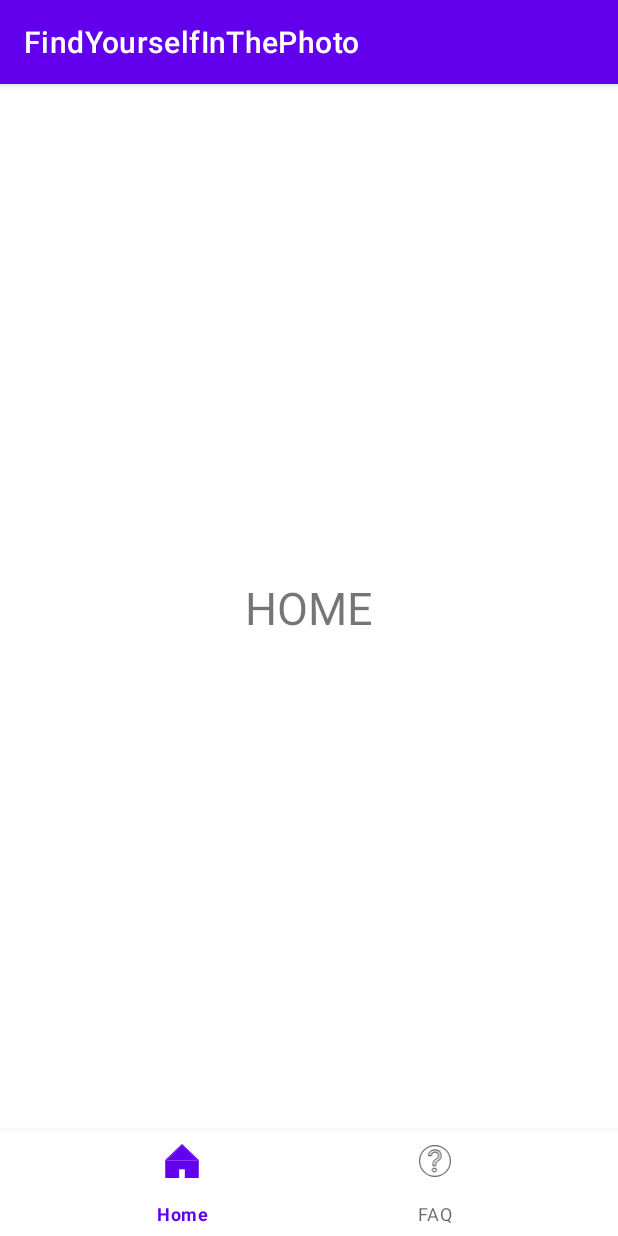
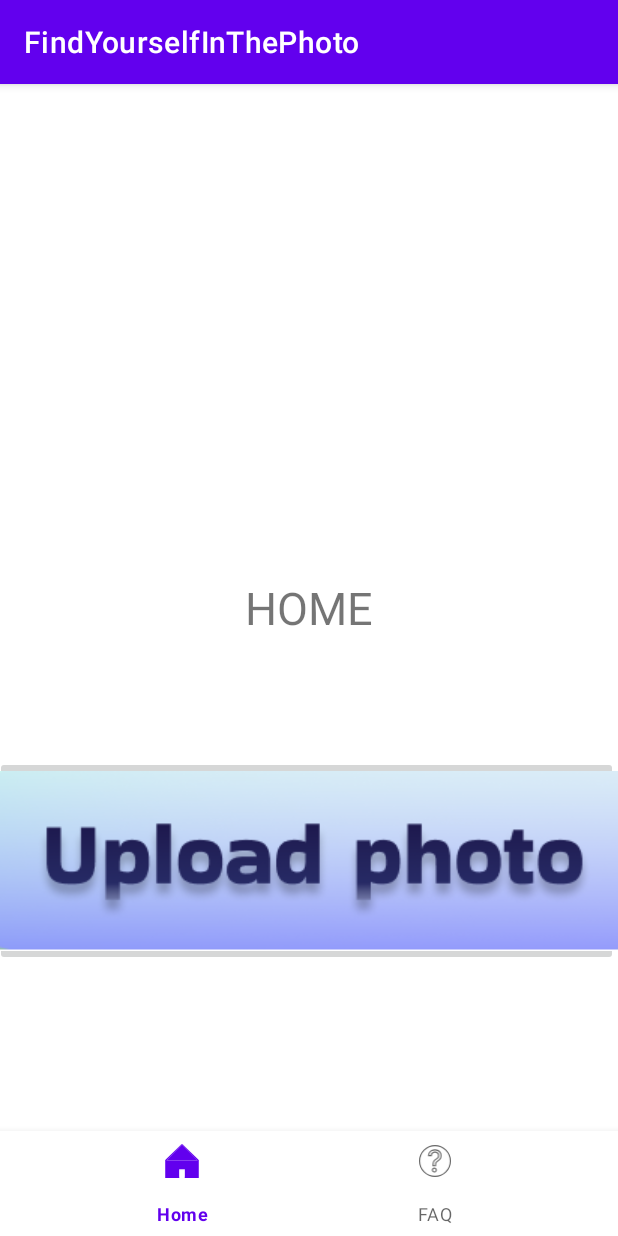
Before and after one commit to Tamada4a/find_yourself_in_the_photo, an Android app: the fragment Home placed in its activity, on a phone screen of 412 x 824 dp. Run offline under Robolectric (Android 15) with nearby library versions, the phone set to English and light mode, and no system bars.

Commit message:
Add Button

```diff
--- a/app/src/main/res/layout/fragment_home.xml
+++ b/app/src/main/res/layout/fragment_home.xml
@@ -1,5 +1,6 @@
 <?xml version="1.0" encoding="utf-8"?>
 <RelativeLayout xmlns:android="http://schemas.android.com/apk/res/android"
+    xmlns:app="http://schemas.android.com/apk/res-auto"
     xmlns:tools="http://schemas.android.com/tools"
     android:layout_width="match_parent"
     android:layout_height="match_parent"
@@ -12,4 +13,16 @@
         android:textSize="30sp"
         android:layout_centerInParent="true"/>
 
+    <ImageButton
+        android:id="@+id/imageButton"
+        android:layout_width="wrap_content"
+        android:layout_height="wrap_content"
+        android:layout_alignParentStart="true"
+        android:layout_alignParentEnd="true"
+        android:layout_alignParentBottom="true"
+        android:layout_marginStart="-3dp"
+        android:layout_marginEnd="0dp"
+        android:layout_marginBottom="110dp"
+        android:src="@drawable/uploadPhotoButton" />
+
 </RelativeLayout>
--- a/build.gradle
+++ b/build.gradle
@@ -1,7 +1,7 @@
 // Top-level build file where you can add configuration options common to all sub-projects/modules.
 plugins {
-    id 'com.android.application' version '7.1.3' apply false
-    id 'com.android.library' version '7.1.3' apply false
+    id 'com.android.application' version '7.3.0' apply false
+    id 'com.android.library' version '7.3.0' apply false
 }
 
 task clean(type: Delete) {
```
Also changed, not shown: app/src/main/res/drawable/uploadPhotoButton.png (added), gradle/wrapper/gradle-wrapper.properties.
